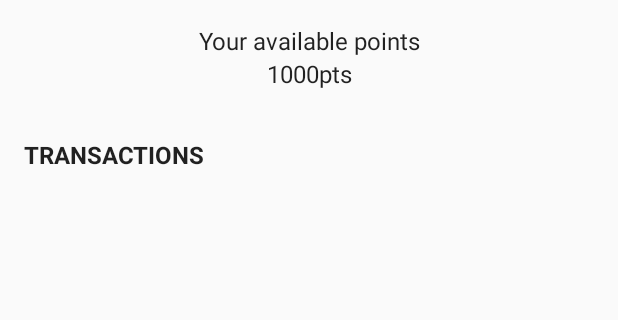
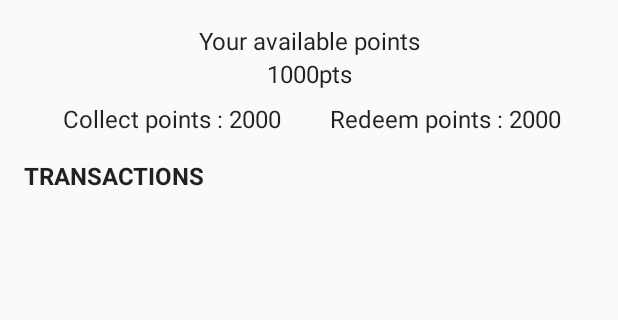
Before and after one commit to Jithinbavukkadan/my_poc, an Android app: the layout header_view.xml on its own in the app's theme, with its tools: preview values and no code run, on a phone screen of 412 x 824 dp, the part 160-480 px from its top. Run offline under Robolectric (Android 15) with nearby library versions, the phone set to English and light mode, and no system bars.

Commit message:
refactored code

```diff
--- a/app/src/main/java/com/demo/loyalty/activity/landing/LandingPresenter.java
+++ b/app/src/main/java/com/demo/loyalty/activity/landing/LandingPresenter.java
@@ -78,7 +78,7 @@ public class LandingPresenter implements LandingMvpContract.Presenter {
     @Override
     public void onUserInfoSuccessEvent(UserInfoSuccessEvent event) {
         mView.updateUserDetails(event.getEntity());
-        mPreferenceRepo.setTotalPoints(Integer.parseInt(event.getEntity().getPoints()));
+        mPreferenceRepo.setUserDetails(event.getEntity());
     }
 
     @Subscribe
@@ -105,7 +105,7 @@ public class LandingPresenter implements LandingMvpContract.Presenter {
     @Override
     public void onCollectSuccessEvent(CollectSuccessEvent event) {
         mView.hideLoading();
-        mView.updateUserDetails(event.getEntity());
+        mPreferenceRepo.setUserDetails(event.getEntity());
         this.loadTransactions();
     }
 
@@ -120,7 +120,7 @@ public class LandingPresenter implements LandingMvpContract.Presenter {
     @Override
     public void onRedeemSuccessEvent(RedeemSuccessEvent event) {
         mView.hideLoading();
-        mView.updateUserDetails(event.getEntity());
+        mPreferenceRepo.setUserDetails(event.getEntity());
         this.loadTransactions();
     }
 
--- a/app/src/main/java/com/demo/loyalty/activity/register/RegistrationPresenter.java
+++ b/app/src/main/java/com/demo/loyalty/activity/register/RegistrationPresenter.java
@@ -38,7 +38,7 @@ public class RegistrationPresenter implements RegisterMvpContract.Presenter {
             view.showLoading();
             model.doRegister(email, employeeId, nickName);
         } else {
-            view.showError("Invalid smail address");
+            view.showError("Invalid email address");
         }
     }
 
@@ -48,9 +48,7 @@ public class RegistrationPresenter implements RegisterMvpContract.Presenter {
         view.hideLoading();
         UserDetails userDetails = event.getEntity();
         if (userDetails != null) {
-            mPreferenceRepo.setNickName(userDetails.getNickname());
-            mPreferenceRepo.setEmployeeId(userDetails.getEmployeeid());
-            mPreferenceRepo.setTotalPoints(Integer.parseInt(userDetails.getPoints()));
+            mPreferenceRepo.setUserDetails(userDetails);
             view.navigateToHomeScreen();
         }
     }
--- /dev/null
+++ b/app/src/main/java/com/demo/loyalty/view/CollectOrRedeemPointsView.java
@@ -0,0 +1,75 @@
+package com.demo.loyalty.view;
+
+import com.demo.data.model.server.UserDetails;
+import com.demo.data.repo.PreferenceRepo;
+import com.demo.loyalty.R;
+import com.demo.loyalty.modules.PreferenceRepositoryModule;
+
+import android.content.Context;
+import android.util.AttributeSet;
+import android.view.LayoutInflater;
+import android.widget.FrameLayout;
+import android.widget.TextView;
+
+import androidx.annotation.NonNull;
+import androidx.annotation.Nullable;
+import butterknife.BindView;
+import butterknife.ButterKnife;
+
+public class CollectOrRedeemPointsView extends FrameLayout {
+    private UserDetails mUserDetails;
+
+    PreferenceRepo mPreferenceRepo;
+
+    @BindView(R.id.collect_points)
+    TextView mCollectPoints;
+
+    @BindView(R.id.redeem_points)
+    TextView mRedeemPoints;
+
+    public CollectOrRedeemPointsView(@NonNull Context context) {
+        this(context, null);
+    }
+
+    public CollectOrRedeemPointsView(@NonNull Context context,
+            @Nullable AttributeSet attrs) {
+        this(context, attrs, 0);
+    }
+
+    public CollectOrRedeemPointsView(@NonNull Context context,
+            @Nullable AttributeSet attrs, int defStyleAttr) {
+        this(context, attrs, defStyleAttr, 0);
+    }
+
+    public CollectOrRedeemPointsView(@NonNull Context context,
+            @Nullable AttributeSet attrs, int defStyleAttr, int defStyleRes) {
+        this(context, attrs, defStyleAttr, defStyleRes, PreferenceRepositoryModule.preferenceRepo());
+
+    }
+
+
+    public CollectOrRedeemPointsView(@NonNull Context context,
+            @Nullable AttributeSet attrs, int defStyleAttr, int defStyleRes, PreferenceRepo preferenceRepo) {
+        super(context, attrs, defStyleAttr, defStyleRes);
+        mPreferenceRepo = preferenceRepo;
+    }
+
+    @Override
+    protected void onFinishInflate() {
+        super.onFinishInflate();
+        LayoutInflater.from(getContext()).inflate(R.layout.collect_redeem_tot_points_view, this);
+        ButterKnife.bind(this);
+    }
+
+    public UserDetails getUserDetails() {
+        return mUserDetails;
+    }
+
+    public void setUserDetails(UserDetails userDetails) {
+        mUserDetails = userDetails;
+        String collectPointsTxt = "Collect points : " + mPreferenceRepo.getCollectedPoints();
+        String redeemPointsTxt = "Redeem points : " + mPreferenceRepo.getRedeemedPoints();
+        mCollectPoints.setText(collectPointsTxt);
+        mRedeemPoints.setText(redeemPointsTxt);
+    }
+}
--- a/app/src/main/java/com/demo/loyalty/view/HeaderView.java
+++ b/app/src/main/java/com/demo/loyalty/view/HeaderView.java
@@ -31,6 +31,9 @@ public class HeaderView extends FrameLayout {
     @BindView(R.id.points_tv)
     TextView mPoints;
 
+    @BindView(R.id.collect_or_redeem_points)
+    CollectOrRedeemPointsView mCollectOrRedeemPointsView;
+
     public HeaderView(@androidx.annotation.NonNull Context context) {
         this(context, null);
     }
@@ -63,9 +66,8 @@ public class HeaderView extends FrameLayout {
     public void setUserDetails(UserDetails userDetails) {
         mUserDetails = userDetails;
         countAnimation(mPreferenceRepo.getTotalPoints(), Integer.parseInt(mUserDetails.getPoints()), mPoints);
+        mCollectOrRedeemPointsView.setUserDetails(userDetails);
     }
-
-
 
 
     private void countAnimation(int start, final int end, final TextView view) {
--- /dev/null
+++ b/app/src/main/res/layout/collect_redeem_tot_points_view.xml
@@ -0,0 +1,33 @@
+<?xml version="1.0" encoding="utf-8"?>
+<LinearLayout xmlns:android="http://schemas.android.com/apk/res/android"
+    xmlns:tools="http://schemas.android.com/tools"
+    android:layout_width="match_parent"
+    android:layout_height="match_parent"
+    android:background="@android:color/transparent"
+    android:orientation="horizontal"
+    android:paddingLeft="8dp"
+    android:paddingRight="8dp"
+    android:paddingTop="8dp"
+    android:weightSum="2"
+    tools:showIn="@layout/header_view">
+
+    <TextView
+        android:id="@+id/collect_points"
+        android:layout_width="match_parent"
+        android:layout_height="wrap_content"
+        android:layout_weight="1"
+        android:gravity="center"
+        android:text="Collect points : 2000"
+        android:textAppearance="@style/TextAppearance.Roboto.Regular"
+        android:textSize="16sp" />
+
+    <TextView
+        android:id="@+id/redeem_points"
+        android:layout_width="match_parent"
+        android:layout_height="wrap_content"
+        android:layout_weight="1"
+        android:gravity="center"
+        android:text="Redeem points : 2000"
+        android:textAppearance="@style/TextAppearance.Roboto.Regular"
+        android:textSize="16sp" />
+</LinearLayout>
--- a/app/src/main/res/layout/header_view.xml
+++ b/app/src/main/res/layout/header_view.xml
@@ -1,30 +1,31 @@
 <?xml version="1.0" encoding="utf-8"?>
-<LinearLayout xmlns:android="http://schemas.android.com/apk/res/android" android:orientation="vertical" android:layout_width="match_parent"
+<LinearLayout xmlns:android="http://schemas.android.com/apk/res/android"
+    android:layout_width="match_parent"
     android:layout_height="wrap_content"
+    android:orientation="vertical"
+    android:paddingBottom="8dp"
+    android:paddingLeft="16dp"
     android:paddingRight="16dp"
-    android:paddingTop="?attr/actionBarSize"
-    android:paddingLeft="16dp"
-    android:paddingBottom="8dp"
->
+    android:paddingTop="?attr/actionBarSize">
 
     <TextView
         android:id="@+id/welcome_msg"
         android:layout_width="match_parent"
         android:layout_height="wrap_content"
         android:gravity="center_horizontal"
-        android:textSize="20sp"
+        android:text="Hello Jithin \n Welcome to iLoyalty"
         android:textAppearance="@style/TextAppearance.Roboto.Regular"
-        android:text="Hello Jithin \n Welcome to iLoyalty"/>
+        android:textSize="20sp" />
 
 
     <TextView
         android:layout_width="match_parent"
         android:layout_height="wrap_content"
+        android:gravity="center_horizontal"
         android:paddingTop="16dp"
-        android:gravity="center_horizontal"
-        android:textAppearance="@style/TextAppearance.Roboto.Light"
-        android:textSize="16sp"
-        android:text="Your available points"/>
+        android:text="Your available points"
+        android:textAppearance="@style/TextAppearance.Roboto.Regular"
+        android:textSize="16sp" />
 
 
     <TextView
@@ -32,17 +33,23 @@
         android:layout_width="match_parent"
         android:layout_height="wrap_content"
         android:gravity="center_horizontal"
-        android:textAppearance="@style/TextAppearance.Roboto.Regular"
-        android:text="1000pts"/>
+        android:text="1000pts"
+        android:textAppearance="@style/TextAppearance.Roboto.Regular" />
+
+
+    <com.demo.loyalty.view.CollectOrRedeemPointsView
+        android:id="@+id/collect_or_redeem_points"
+        android:layout_width="match_parent"
+        android:layout_height="wrap_content"></com.demo.loyalty.view.CollectOrRedeemPointsView>
 
     <TextView
         android:layout_width="match_parent"
         android:layout_height="wrap_content"
-        android:paddingTop="32dp"
-        android:textStyle="bold"
+        android:gravity="start"
+        android:paddingTop="16dp"
+        android:text="Transactions"
         android:textAllCaps="true"
-        android:gravity="start"
         android:textAppearance="@style/TextAppearance.Roboto.Regular"
-        android:text="Transactions"/>
+        android:textStyle="bold" />
 
 </LinearLayout>
--- a/data/src/main/java/com/demo/data/repo/PreferenceRepo.java
+++ b/data/src/main/java/com/demo/data/repo/PreferenceRepo.java
@@ -1,4 +1,6 @@
 package com.demo.data.repo;
+
+import com.demo.data.model.server.UserDetails;
 
 public interface PreferenceRepo {
     String PREF_FILE = "loyalty_pref_file";
@@ -6,8 +8,20 @@ public interface PreferenceRepo {
     String PREF_NICK_NAME = "pref_nick_name";
     String PREF_EMPLOYEE_ID = "pref_employee_id";
     String PREF_REDEEM_VOUCHER = "pref_redeem_to_voucher";
+    String PREF_COLLECTED_POINTS = "pref_collected_points";
+    String PREF_REDEEMED_POINTS = "pref_redeemed_points";
+
+    void setUserDetails(UserDetails userDetails);
 
     int getTotalPoints();
+
+    int getCollectedPoints();
+
+    void setCollectedPoints(int totPoints);
+
+    int getRedeemedPoints();
+
+    void setRedeemedPoints(int totPoints);
 
     String getNickName();
 
```
Also changed, not shown: app/src/main/java/com/demo/loyalty/activity/landing/LandingActivity.java (+18 -0 lines), app/src/main/java/com/demo/loyalty/activity/landing/TransactionAdapter.java (+11 -0 lines), app/src/main/res/drawable/transaction_collect_indicator.xml (added, +9 -0 lines), app/src/main/res/drawable/transaction_redeem_indicator.xml (added, +9 -0 lines), app/src/main/res/layout/app_bar_landing.xml (+11 -0 lines), app/src/main/res/layout/transaction_item_view.xml (+25 -12 lines), data/src/main/java/com/demo/data/model/server/UserDetails.java (+14 -0 lines), data/src/main/java/com/demo/data/repo/PreferenceRepoImpl.java (+32 -0 lines), app/src/main/res/drawable-hdpi/ic_fab_scan.png (added), app/src/main/res/drawable-mdpi/ic_fab_scan.png (added), app/src/main/res/drawable-xhdpi/ic_fab_scan.png (added), app/src/main/res/drawable-xxhdpi/ic_fab_scan.png (added), app/src/main/res/drawable-xxxhdpi/ic_fab_scan.png (added).
